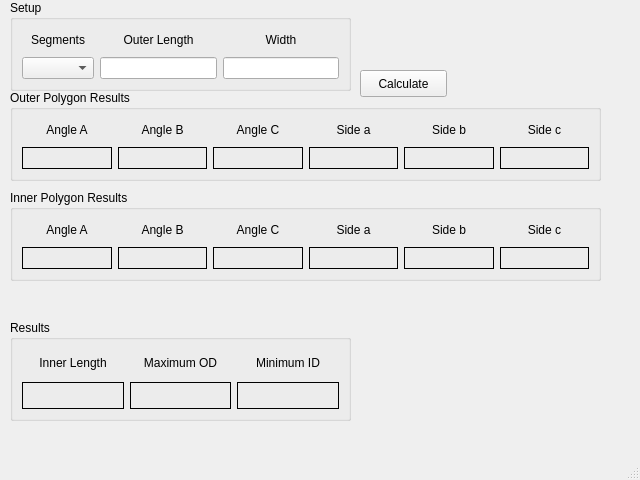
jethornton/segcalc, file segcalc/src/segcalc.ui: the form before one commit.
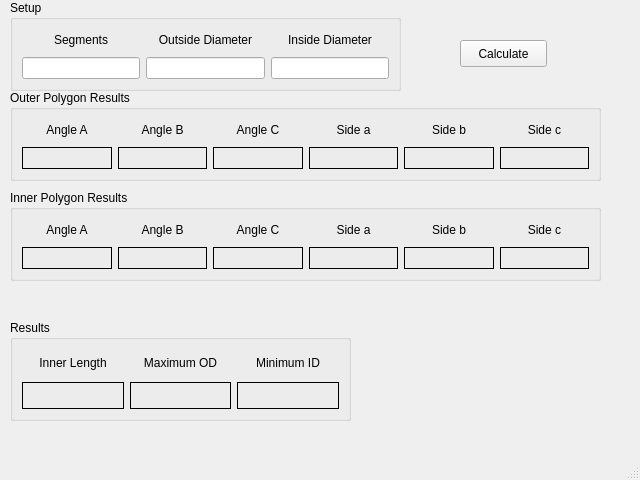
The form after the commit.

Commit message: start new calculation method

Diff of the .ui file:
```diff
--- a/segcalc/src/segcalc.ui
+++ b/segcalc/src/segcalc.ui
@@ -19,7 +19,7 @@
      <rect>
       <x>10</x>
       <y>0</y>
-      <width>341</width>
+      <width>391</width>
       <height>91</height>
      </rect>
     </property>
@@ -30,7 +30,7 @@
      <item row="0" column="1">
       <widget class="QLabel" name="label_2">
        <property name="text">
-        <string>Outer Length</string>
+        <string>Outside Diameter</string>
        </property>
        <property name="alignment">
         <set>Qt::AlignCenter</set>
@@ -47,16 +47,13 @@
        </property>
       </widget>
      </item>
-     <item row="1" column="0">
-      <widget class="QComboBox" name="segmentsCB"/>
-     </item>
      <item row="1" column="1">
       <widget class="QLineEdit" name="lengthLE"/>
      </item>
      <item row="0" column="2">
       <widget class="QLabel" name="label_3">
        <property name="text">
-        <string>Width</string>
+        <string>Inside Diameter</string>
        </property>
        <property name="alignment">
         <set>Qt::AlignCenter</set>
@@ -64,7 +61,10 @@
       </widget>
      </item>
      <item row="1" column="2">
-      <widget class="QLineEdit" name="widthLE"/>
+      <widget class="QLineEdit" name="idLE"/>
+     </item>
+     <item row="1" column="0">
+      <widget class="QLineEdit" name="segmentsLE"/>
      </item>
     </layout>
    </widget>
@@ -155,8 +155,8 @@
    <widget class="QPushButton" name="calcPB">
     <property name="geometry">
      <rect>
-      <x>360</x>
-      <y>70</y>
+      <x>460</x>
+      <y>40</y>
       <width>87</width>
       <height>27</height>
      </rect>
```
Left out of the diff: 2 changed lines with no effect on the pictures. The commit also changes 1 other file.
